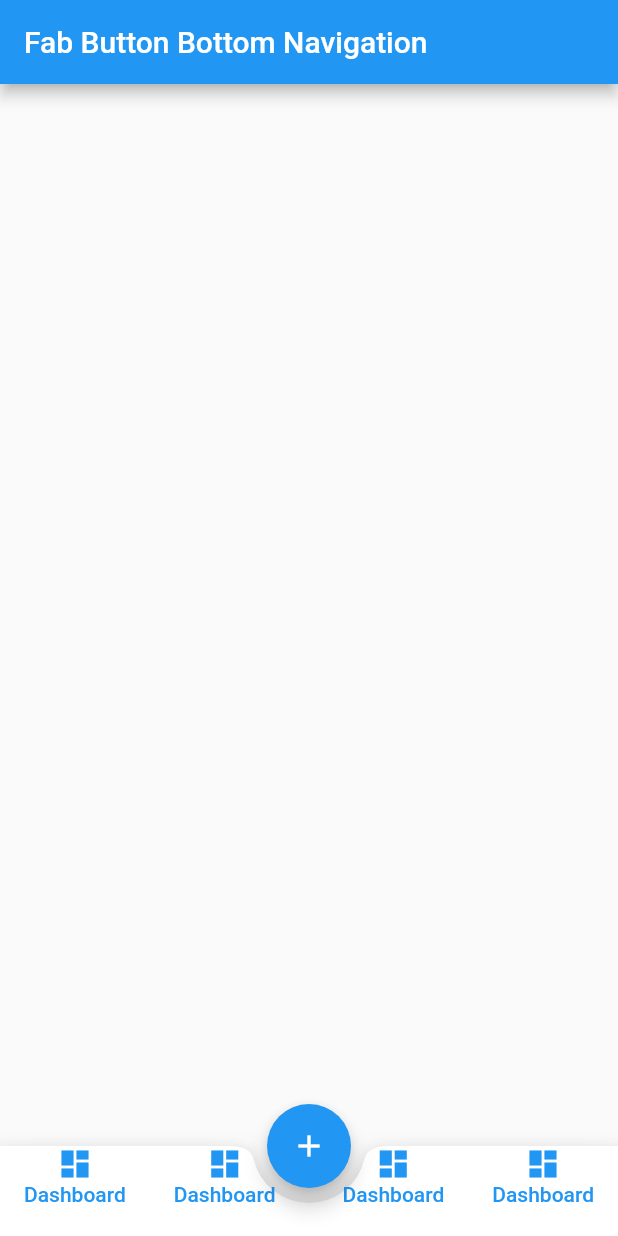
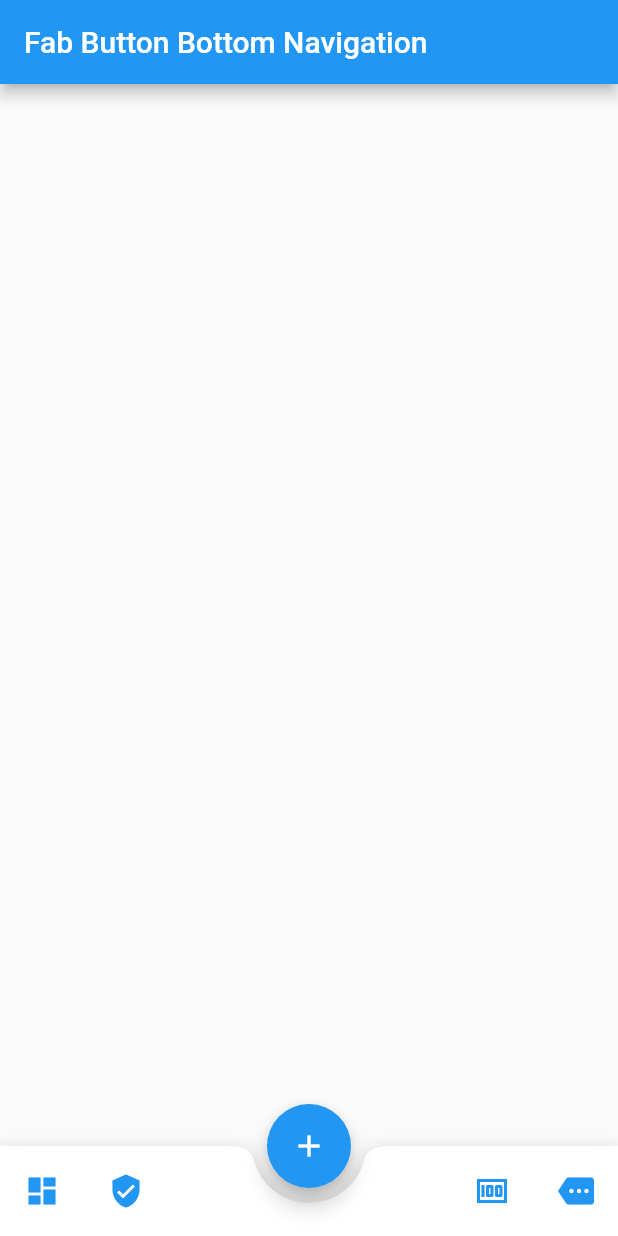
Before and after one commit to emondd4/Flutter-Tutorials, a Flutter app: the screen it shows after launch, on a phone screen of 412 x 824 dp. Run offline on Flutter 3.47's test engine with Material 2 defaults, Android fonts, the phone set to English and light mode, and no system bars; our stand-ins replace bloc, flutter_bloc, google_fonts, introduction_screen, math_expressions, webview_flutter.

Commit message:
before icon button

```diff
--- a/BottomNavBar/fab_button_bottom_navigation/lib/Home.dart
+++ b/BottomNavBar/fab_button_bottom_navigation/lib/Home.dart
@@ -27,98 +27,89 @@ class _HomeScreenState extends State<HomeScreen> {
         notchMargin: 10,
         child: Container(
           height: 60,
+          width: MediaQuery.of(context).size.width,
           child: Row(
             mainAxisAlignment: MainAxisAlignment.spaceBetween,
             children: [
               Row(
-                crossAxisAlignment: CrossAxisAlignment.start,
+                crossAxisAlignment: CrossAxisAlignment.center,
                 children: [
                   MaterialButton(
+                    minWidth: 40,
                     onPressed: () {
                       setState(() {
                         _currentTab = 0;
                       });
                     },
-                    minWidth: 40,
                     child: Column(
+                      mainAxisAlignment: MainAxisAlignment.center,
                       children: [
-                        Icon(Icons.dashboard,
-                            color:
-                                _currentTab == 0 ? Colors.blue : Colors.grey),
-                        Text(
-                          "Dashboard",
-                          style: TextStyle(
-                              color:
-                                  _currentTab == 0 ? Colors.blue : Colors.grey),
-                        )
+                        Icon(
+                          Icons.dashboard,
+                          color: _currentTab == 0 ? Colors.blue : Colors.grey,
+                        ),
+                        // Text(
+                        //   "Dashboard",
+                        //   style: TextStyle(
+                        //       color:
+                        //           _currentTab == 0 ? Colors.blue : Colors.grey),
+                        // )
                       ],
                     ),
                   ),
                   MaterialButton(
+                    minWidth: 40,
                     onPressed: () {
                       setState(() {
                         _currentTab = 0;
                       });
                     },
-                    minWidth: 40,
                     child: Column(
+                      mainAxisAlignment: MainAxisAlignment.center,
                       children: [
-                        Icon(Icons.dashboard,
-                            color:
-                            _currentTab == 0 ? Colors.blue : Colors.grey),
-                        Text(
-                          "Dashboard",
-                          style: TextStyle(
-                              color:
-                              _currentTab == 0 ? Colors.blue : Colors.grey),
-                        )
+                        Icon(
+                          Icons.verified_user,
+                          color: _currentTab == 0 ? Colors.blue : Colors.grey,
+                        ),
                       ],
                     ),
                   ),
                 ],
               ),
               Row(
-                crossAxisAlignment: CrossAxisAlignment.start,
+                crossAxisAlignment: CrossAxisAlignment.center,
                 children: [
                   MaterialButton(
+                    minWidth: 40,
                     onPressed: () {
                       setState(() {
                         _currentTab = 0;
                       });
                     },
-                    minWidth: 40,
                     child: Column(
+                      mainAxisAlignment: MainAxisAlignment.center,
                       children: [
-                        Icon(Icons.dashboard,
-                            color:
-                            _currentTab == 0 ? Colors.blue : Colors.grey),
-                        Text(
-                          "Dashboard",
-                          style: TextStyle(
-                              color:
-                              _currentTab == 0 ? Colors.blue : Colors.grey),
-                        )
+                        Icon(
+                          Icons.money,
+                          color: _currentTab == 0 ? Colors.blue : Colors.grey,
+                        ),
                       ],
                     ),
                   ),
                   MaterialButton(
+                    minWidth: 40,
                     onPressed: () {
                       setState(() {
                         _currentTab = 0;
                       });
                     },
-                    minWidth: 40,
                     child: Column(
+                      mainAxisAlignment: MainAxisAlignment.center,
                       children: [
-                        Icon(Icons.dashboard,
-                            color:
-                            _currentTab == 0 ? Colors.blue : Colors.grey),
-                        Text(
-                          "Dashboard",
-                          style: TextStyle(
-                              color:
-                              _currentTab == 0 ? Colors.blue : Colors.grey),
-                        )
+                        Icon(
+                          Icons.more,
+                          color: _currentTab == 0 ? Colors.blue : Colors.grey,
+                        ),
                       ],
                     ),
                   ),
```
